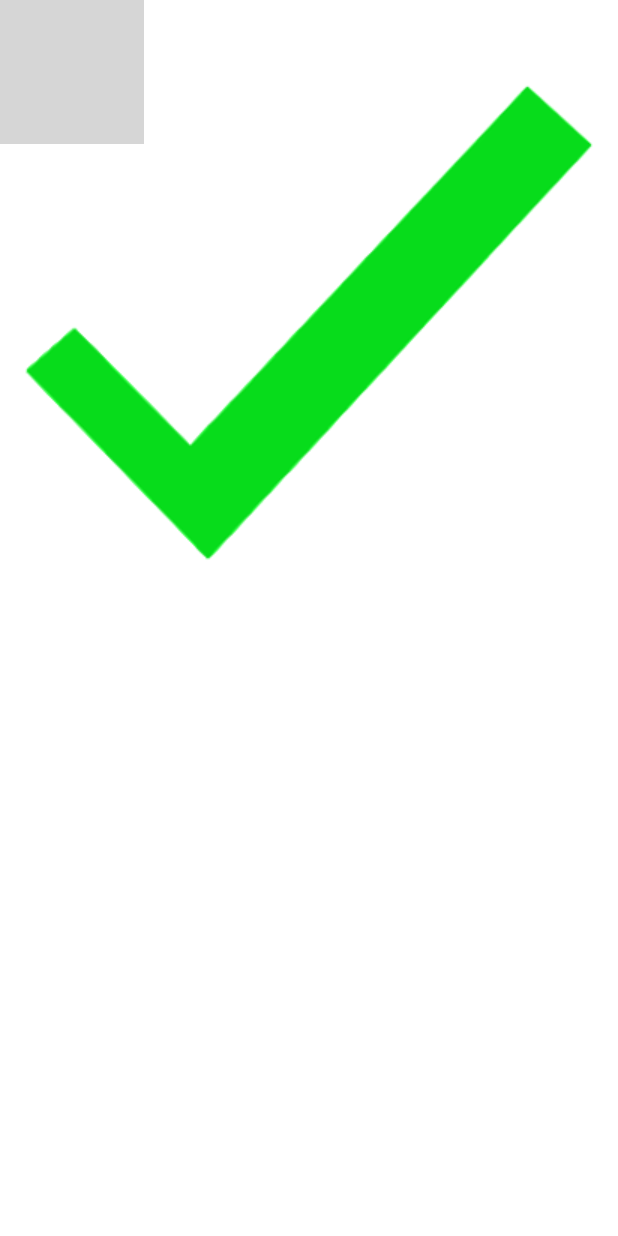
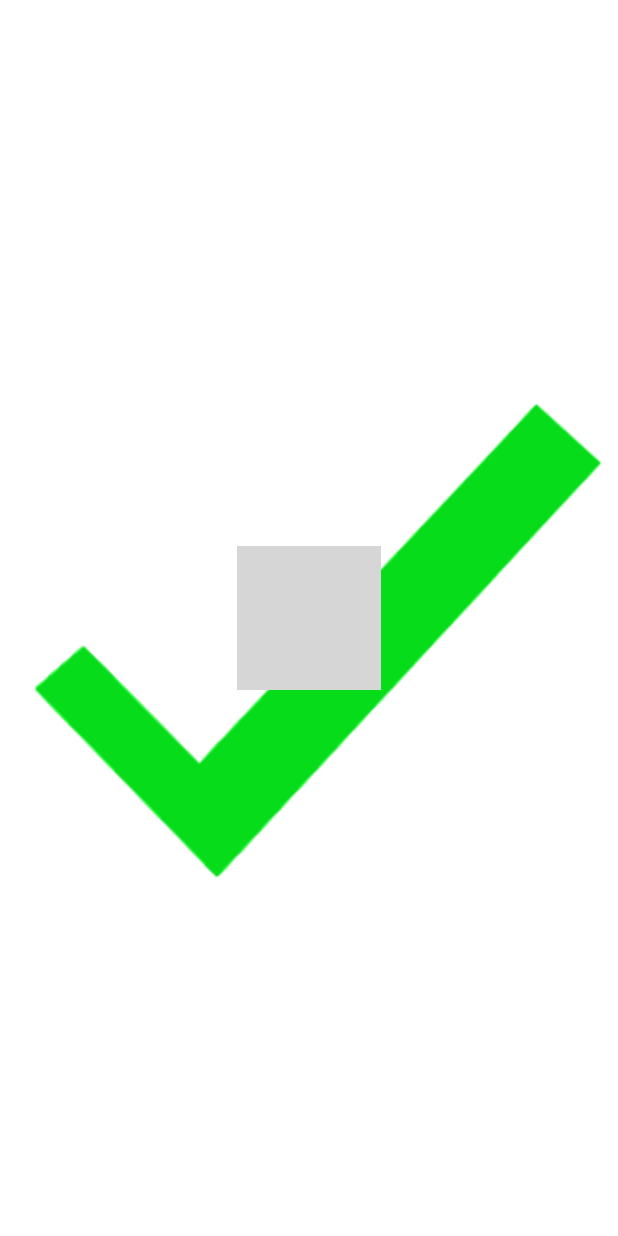
Before and after one commit to bonfilb2/LetterChecker, an Android app: the PracticeModeAnimationScreen screen opened directly, with no data from a screen before it, on a phone screen of 412 x 824 dp. Run offline under Robolectric (Android 15) with nearby library versions, the phone set to English and light mode, and no system bars; 3 statements that could not run were skipped; grey boxes are pictures that could not be loaded.

Commit message:
Update practice_mode_animation_screen.xml

```diff
--- a/app/src/main/res/layout/practice_mode_animation_screen.xml
+++ b/app/src/main/res/layout/practice_mode_animation_screen.xml
@@ -1,5 +1,5 @@
 <?xml version="1.0" encoding="utf-8"?>
-<RelativeLayout xmlns:android="http://schemas.android.com/apk/res/android"
+<FrameLayout xmlns:android="http://schemas.android.com/apk/res/android"
     android:orientation="vertical"
     android:layout_width="match_parent"
     android:layout_height="match_parent"
@@ -14,4 +14,4 @@
         android:layout_height="wrap_content"
         android:id="@+id/bg_image"
         android:layout_gravity="center"/>
-</RelativeLayout>
+</FrameLayout>
```
